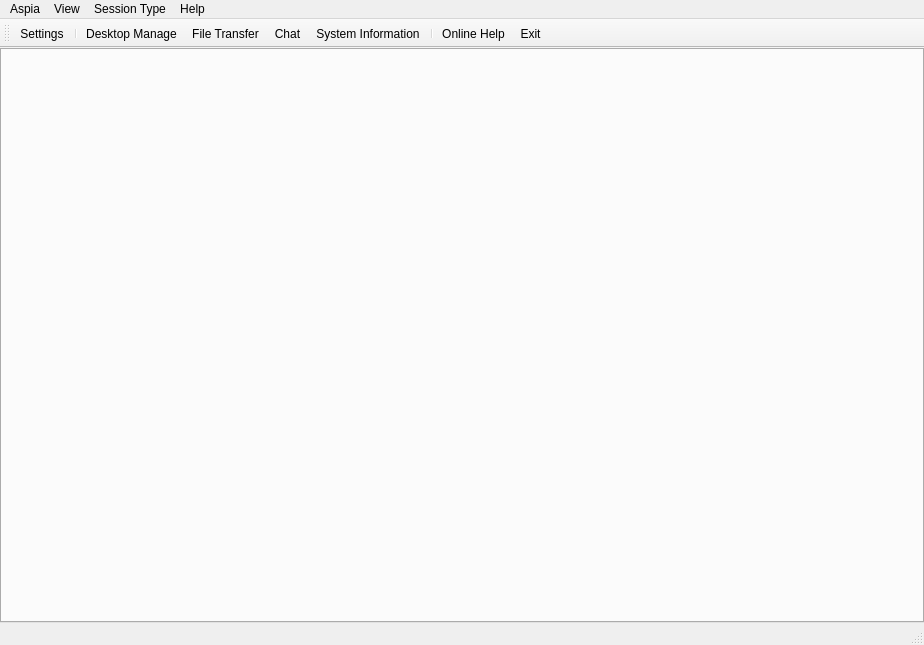
This is source/client/ui/client_window.ui in dchapyshev/aspia as Qt 5 draws it before an edit. The edited form follows.
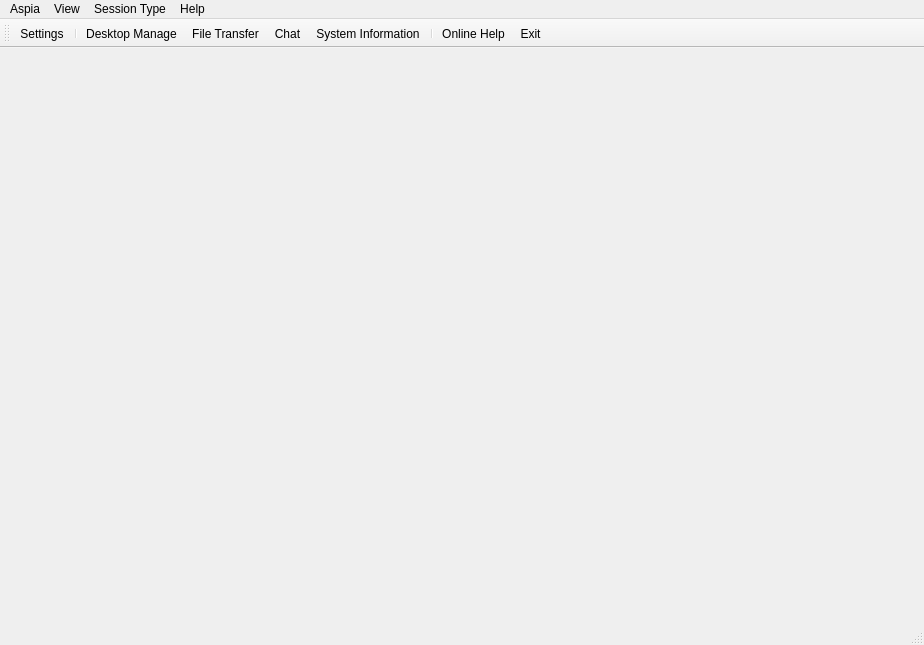
This is the edited form. Icons and pictures are not drawn.

What changed in the file:
```diff
--- a/source/client/ui/client_window.ui
+++ b/source/client/ui/client_window.ui
@@ -35,6 +35,15 @@
       <property name="currentIndex">
        <number>-1</number>
       </property>
+      <property name="iconSize">
+       <size>
+        <width>22</width>
+        <height>22</height>
+       </size>
+      </property>
+      <property name="documentMode">
+       <bool>true</bool>
+      </property>
       <property name="tabsClosable">
        <bool>true</bool>
       </property>
```
